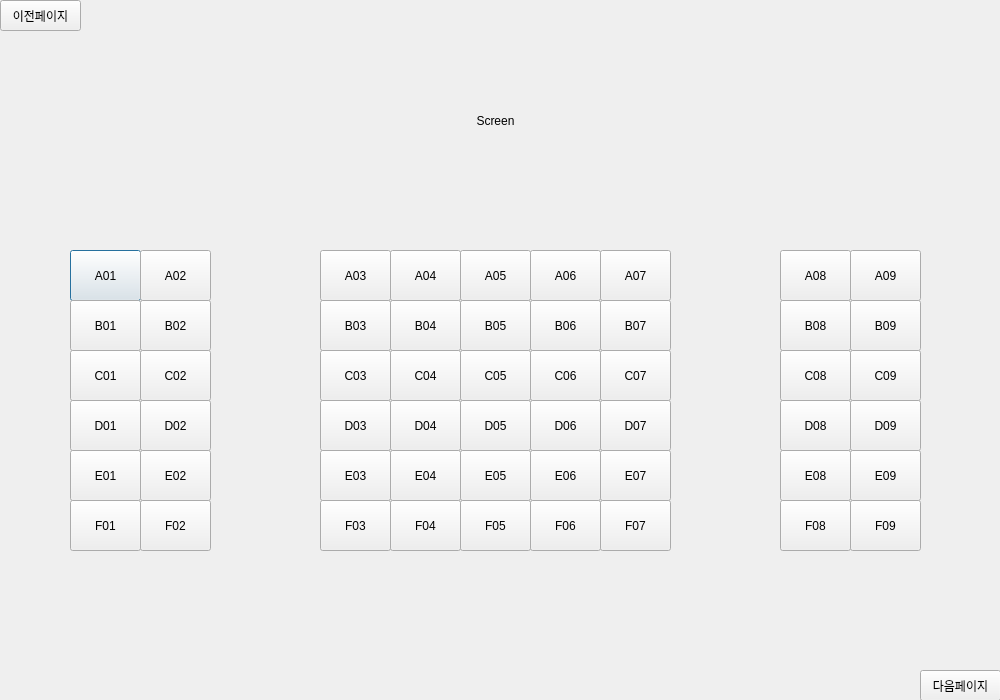
This is ui/bookpage3.ui in 2sseong/mini_project_2025-03 as Qt 5 draws it before an edit. The edited form follows.
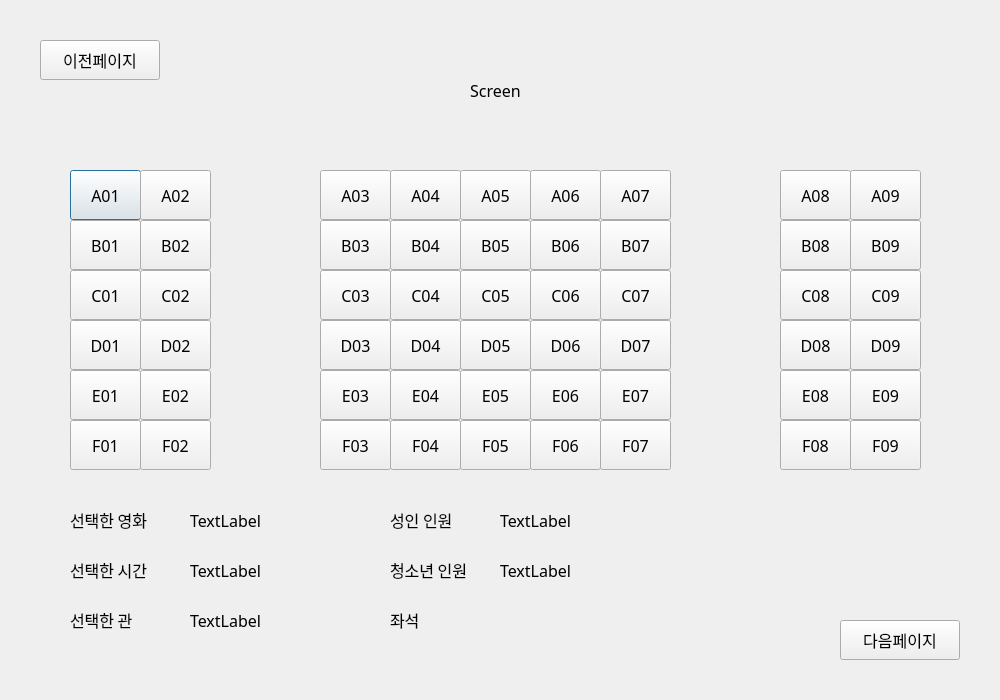
This is the edited form.

Commit message: 예약좌석_비활성화

Diff of the .ui file:
```diff
--- a/ui/bookpage3.ui
+++ b/ui/bookpage3.ui
@@ -10,6 +10,18 @@
     <height>700</height>
    </rect>
   </property>
+  <property name="minimumSize">
+   <size>
+    <width>1000</width>
+    <height>700</height>
+   </size>
+  </property>
+  <property name="maximumSize">
+   <size>
+    <width>1000</width>
+    <height>700</height>
+   </size>
+  </property>
   <property name="windowTitle">
    <string>Dialog</string>
   </property>
@@ -17,11 +29,17 @@
    <property name="geometry">
     <rect>
      <x>70</x>
-     <y>250</y>
+     <y>170</y>
      <width>71</width>
-     <height>51</height>
+     <height>50</height>
     </rect>
    </property>
+   <property name="font">
+    <font>
+     <family>NanumGothic</family>
+     <pointsize>12</pointsize>
+    </font>
+   </property>
    <property name="text">
     <string>A01</string>
    </property>
@@ -30,11 +48,17 @@
    <property name="geometry">
     <rect>
      <x>140</x>
-     <y>250</y>
+     <y>170</y>
      <width>71</width>
-     <height>51</height>
+     <height>50</height>
     </rect>
    </property>
+   <property name="font">
+    <font>
+     <family>NanumGothic</family>
+     <pointsize>12</pointsize>
+    </font>
+   </property>
    <property name="text">
     <string>A02</string>
    </property>
@@ -43,11 +67,17 @@
    <property name="geometry">
     <rect>
      <x>70</x>
-     <y>300</y>
+     <y>220</y>
      <width>71</width>
-     <height>51</height>
+     <height>50</height>
     </rect>
    </property>
+   <property name="font">
+    <font>
+     <family>NanumGothic</family>
+     <pointsize>12</pointsize>
+    </font>
+   </property>
    <property name="text">
     <string>B01</string>
    </property>
@@ -56,11 +86,17 @@
    <property name="geometry">
     <rect>
      <x>140</x>
-     <y>300</y>
+     <y>220</y>
      <width>71</width>
-     <height>51</height>
+     <height>50</height>
     </rect>
    </property>
+   <property name="font">
+    <font>
+     <family>NanumGothic</family>
+     <pointsize>12</pointsize>
+    </font>
+   </property>
    <property name="text">
     <string>B02</string>
    </property>
@@ -69,11 +105,17 @@
    <property name="geometry">
     <rect>
      <x>140</x>
-     <y>400</y>
+     <y>320</y>
      <width>71</width>
-     <height>51</height>
+     <height>50</height>
     </rect>
    </property>
+   <property name="font">
+    <font>
+     <family>NanumGothic</family>
+     <pointsize>12</pointsize>
+    </font>
+   </property>
    <property name="text">
     <string>D02</string>
    </property>
@@ -82,11 +124,17 @@
    <property name="geometry">
     <rect>
      <x>140</x>
-     <y>350</y>
+     <y>270</y>
      <width>71</width>
-     <height>51</height>
+     <height>50</height>
     </rect>
    </property>
+   <property name="font">
+    <font>
+     <family>NanumGothic</family>
+     <pointsize>12</pointsize>
+    </font>
+   </property>
    <property name="text">
     <string>C02</string>
    </property>
@@ -95,11 +143,17 @@
    <property name="geometry">
     <rect>
      <x>70</x>
-     <y>350</y>
+     <y>270</y>
      <width>71</width>
-     <height>51</height>
+     <height>50</height>
     </rect>
    </property>
+   <property name="font">
+    <font>
+     <family>NanumGothic</family>
+     <pointsize>12</pointsize>
+    </font>
+   </property>
    <property name="text">
     <string>C01</string>
    </property>
@@ -108,11 +162,17 @@
    <property name="geometry">
     <rect>
      <x>70</x>
-     <y>400</y>
+     <y>320</y>
      <width>71</width>
-     <height>51</height>
+     <height>50</height>
     </rect>
    </property>
+   <property name="font">
+    <font>
+     <family>NanumGothic</family>
+     <pointsize>12</pointsize>
+    </font>
+   </property>
    <property name="text">
     <string>D01</string>
    </property>
@@ -121,11 +181,17 @@
    <property name="geometry">
     <rect>
      <x>140</x>
-     <y>450</y>
+     <y>370</y>
      <width>71</width>
-     <height>51</height>
+     <height>50</height>
     </rect>
    </property>
+   <property name="font">
+    <font>
+     <family>NanumGothic</family>
+     <pointsize>12</pointsize>
+    </font>
+   </property>
    <property name="text">
     <string>E02</string>
    </property>
@@ -134,11 +200,17 @@
    <property name="geometry">
     <rect>
      <x>70</x>
-     <y>450</y>
+     <y>370</y>
      <width>71</width>
-     <height>51</height>
+     <height>50</height>
     </rect>
    </property>
+   <property name="font">
+    <font>
+     <family>NanumGothic</family>
+     <pointsize>12</pointsize>
+    </font>
+   </property>
    <property name="text">
     <string>E01</string>
    </property>
@@ -147,11 +219,17 @@
    <property name="geometry">
     <rect>
      <x>320</x>
-     <y>300</y>
+     <y>220</y>
      <width>71</width>
-     <height>51</height>
+     <height>50</height>
     </rect>
    </property>
+   <property name="font">
+    <font>
+     <family>NanumGothic</family>
+     <pointsize>12</pointsize>
+    </font>
+   </property>
    <property name="text">
     <string>B03</string>
    </property>
@@ -160,11 +238,17 @@
    <property name="geometry">
     <rect>
      <x>320</x>
-     <y>350</y>
+     <y>270</y>
      <width>71</width>
-     <height>51</height>
+     <height>50</height>
     </rect>
    </property>
+   <property name="font">
+    <font>
+     <family>NanumGothic</family>
+     <pointsize>12</pointsize>
+    </font>
+   </property>
    <property name="text">
     <string>C03</string>
    </property>
@@ -173,11 +257,17 @@
    <property name="geometry">
     <rect>
      <x>320</x>
-     <y>250</y>
+     <y>170</y>
      <width>71</width>
-     <height>51</height>
+     <height>50</height>
     </rect>
    </property>
+   <property name="font">
+    <font>
+     <family>NanumGothic</family>
+     <pointsize>12</pointsize>
+    </font>
+   </property>
    <property name="text">
     <string>A03</string>
    </property>
@@ -186,11 +276,17 @@
    <property name="geometry">
     <rect>
      <x>320</x>
-     <y>450</y>
+     <y>370</y>
      <width>71</width>
-     <height>51</height>
+     <height>50</height>
     </rect>
    </property>
+   <property name="font">
+    <font>
+     <family>NanumGothic</family>
+     <pointsize>12</pointsize>
+    </font>
+   </property>
    <property name="text">
     <string>E03</string>
    </property>
@@ -199,11 +295,17 @@
    <property name="geometry">
     <rect>
      <x>320</x>
-     <y>400</y>
+     <y>320</y>
      <width>71</width>
-     <height>51</height>
+     <height>50</height>
     </rect>
    </property>
+   <property name="font">
+    <font>
+     <family>NanumGothic</family>
+     <pointsize>12</pointsize>
+    </font>
+   </property>
    <property name="text">
     <string>D03</string>
    </property>
@@ -212,11 +314,17 @@
    <property name="geometry">
     <rect>
      <x>390</x>
-     <y>350</y>
+     <y>270</y>
      <width>71</width>
-     <height>51</height>
+     <height>50</height>
     </rect>
    </property>
+   <property name="font">
+    <font>
+     <family>NanumGothic</family>
+     <pointsize>12</pointsize>
+    </font>
+   </property>
    <property name="text">
     <string>C04</string>
    </property>
@@ -225,11 +333,17 @@
    <property name="geometry">
     <rect>
      <x>390</x>
-     <y>300</y>
+     <y>220</y>
      <width>71</width>
-     <height>51</height>
+     <height>50</height>
     </rect>
    </property>
+   <property name="font">
+    <font>
+     <family>NanumGothic</family>
+     <pointsize>12</pointsize>
+    </font>
+   </property>
    <property name="text">
     <string>B04</string>
    </property>
@@ -238,11 +352,17 @@
    <property name="geometry">
     <rect>
      <x>390</x>
-     <y>400</y>
+     <y>320</y>
      <width>71</width>
-     <height>51</height>
+     <height>50</height>
     </rect>
    </property>
+   <property name="font">
+    <font>
+     <family>NanumGothic</family>
+     <pointsize>12</pointsize>
+    </font>
+   </property>
    <property name="text">
     <string>D04</string>
    </property>
@@ -251,11 +371,17 @@
    <property name="geometry">
     <rect>
      <x>390</x>
-     <y>450</y>
+     <y>370</y>
      <width>71</width>
-     <height>51</height>
+     <height>50</height>
     </rect>
    </property>
+   <property name="font">
+    <font>
+     <family>NanumGothic</family>
+     <pointsize>12</pointsize>
+    </font>
+   </property>
    <property name="text">
     <string>E04</string>
    </property>
@@ -264,11 +390,17 @@
    <property name="geometry">
     <rect>
      <x>390</x>
-     <y>250</y>
+     <y>170</y>
      <width>71</width>
-     <height>51</height>
+     <height>50</height>
     </rect>
    </property>
+   <property name="font">
+    <font>
+     <family>NanumGothic</family>
+     <pointsize>12</pointsize>
+    </font>
+   </property>
    <property name="text">
     <string>A04</string>
    </property>
@@ -277,11 +409,17 @@
    <property name="geometry">
     <rect>
      <x>460</x>
-     <y>400</y>
+     <y>320</y>
      <width>71</width>
-     <height>51</height>
+     <height>50</height>
     </rect>
    </property>
+   <property name="font">
+    <font>
+     <family>NanumGothic</family>
+     <pointsize>12</pointsize>
+    </font>
+   </property>
    <property name="text">
     <string>D05</string>
    </property>
@@ -290,11 +428,17 @@
    <property name="geometry">
     <rect>
      <x>460</x>
-     <y>450</y>
+     <y>370</y>
      <width>71</width>
-     <height>51</height>
+     <height>50</height>
     </rect>
    </property>
+   <property name="font">
+    <font>
+     <family>NanumGothic</family>
+     <pointsize>12</pointsize>
+    </font>
+   </property>
    <property name="text">
     <string>E05</string>
    </property>
@@ -303,11 +447,17 @@
    <property name="geometry">
     <rect>
      <x>460</x>
-     <y>250</y>
+     <y>170</y>
      <width>71</width>
-     <height>51</height>
+     <height>50</height>
     </rect>
    </property>
+   <property name="font">
+    <font>
+     <family>NanumGothic</family>
+     <pointsize>12</pointsize>
+    </font>
+   </property>
    <property name="text">
     <string>A05</string>
    </property>
@@ -316,11 +466,17 @@
    <property name="geometry">
     <rect>
      <x>460</x>
-     <y>350</y>
+     <y>270</y>
      <width>71</width>
-     <height>51</height>
+     <height>50</height>
     </rect>
    </property>
+   <property name="font">
+    <font>
+     <family>NanumGothic</family>
+     <pointsize>12</pointsize>
+    </font>
+   </property>
    <property name="text">
     <string>C05</string>
    </property>
@@ -329,11 +485,17 @@
    <property name="geometry">
     <rect>
      <x>460</x>
-     <y>300</y>
+     <y>220</y>
      <width>71</width>
-     <height>51</height>
+     <height>50</height>
     </rect>
    </property>
+   <property name="font">
+    <font>
+     <family>NanumGothic</family>
+     <pointsize>12</pointsize>
+    </font>
+   </property>
    <property name="text">
     <string>B05</string>
    </property>
@@ -342,11 +504,17 @@
    <property name="geometry">
     <rect>
      <x>530</x>
-     <y>400</y>
+     <y>320</y>
      <width>71</width>
-     <height>51</height>
+     <height>50</height>
     </rect>
    </property>
+   <property name="font">
+    <font>
+     <family>NanumGothic</family>
+     <pointsize>12</pointsize>
+    </font>
+   </property>
    <property name="text">
     <string>D06</string>
    </property>
@@ -355,11 +523,17 @@
    <property name="geometry">
     <rect>
      <x>530</x>
-     <y>350</y>
+     <y>270</y>
      <width>71</width>
-     <height>51</height>
+     <height>50</height>
     </rect>
    </property>
+   <property name="font">
+    <font>
+     <family>NanumGothic</family>
+     <pointsize>12</pointsize>
+    </font>
+   </property>
    <property name="text">
     <string>C06</string>
    </property>
@@ -368,11 +542,17 @@
    <property name="geometry">
     <rect>
      <x>530</x>
-     <y>250</y>
+     <y>170</y>
      <width>71</width>
-     <height>51</height>
+     <height>50</height>
     </rect>
    </property>
+   <property name="font">
+    <font>
+     <family>NanumGothic</family>
+     <pointsize>12</pointsize>
+    </font>
+   </property>
    <property name="text">
     <string>A06</string>
    </property>
@@ -381,11 +561,17 @@
    <property name="geometry">
     <rect>
      <x>530</x>
-     <y>450</y>
+     <y>370</y>
      <width>71</width>
-     <height>51</height>
+     <height>50</height>
     </rect>
    </property>
+   <property name="font">
+    <font>
+     <family>NanumGothic</family>
+     <pointsize>12</pointsize>
+    </font>
+   </property>
    <property name="text">
     <string>E06</string>
    </property>
@@ -394,11 +580,17 @@
    <property name="geometry">
     <rect>
      <x>530</x>
-     <y>300</y>
+     <y>220</y>
      <width>71</width>
-     <height>51</height>
+     <height>50</height>
     </rect>
    </property>
+   <property name="font">
+    <font>
+     <family>NanumGothic</family>
+     <pointsize>12</pointsize>
+    </font>
+   </property>
    <property name="text">
     <string>B06</string>
    </property>
@@ -407,11 +599,17 @@
    <property name="geometry">
     <rect>
      <x>600</x>
-     <y>350</y>
+     <y>270</y>
      <width>71</width>
-     <height>51</height>
+     <height>50</height>
     </rect>
    </property>
+   <property name="font">
+    <font>
+     <family>NanumGothic</family>
+     <pointsize>12</pointsize>
+    </font>
+   </property>
    <property name="text">
     <string>C07</string>
    </property>
@@ -420,11 +618,17 @@
    <property name="geometry">
     <rect>
      <x>600</x>
-     <y>450</y>
+     <y>370</y>
      <width>71</width>
-     <height>51</height>
+     <height>50</height>
     </rect>
    </property>
+   <property name="font">
+    <font>
+     <family>NanumGothic</family>
+     <pointsize>12</pointsize>
+    </font>
+   </property>
    <property name="text">
     <string>E07</string>
    </property>
@@ -433,11 +637,17 @@
    <property name="geometry">
     <rect>
      <x>600</x>
-     <y>300</y>
+     <y>220</y>
      <width>71</width>
-     <height>51</height>
+     <height>50</height>
     </rect>
    </property>
+   <property name="font">
+    <font>
+     <family>NanumGothic</family>
+     <pointsize>12</pointsize>
+    </font>
+   </property>
    <property name="text">
     <string>B07</string>
    </property>
@@ -446,11 +656,17 @@
    <property name="geometry">
     <rect>
      <x>600</x>
-     <y>250</y>
+     <y>170</y>
      <width>71</width>
-     <height>51</height>
+     <height>50</height>
     </rect>
    </property>
+   <property name="font">
+    <font>
+     <family>NanumGothic</family>
+     <pointsize>12</pointsize>
+    </font>
+   </property>
    <property name="text">
     <string>A07</string>
    </property>
@@ -459,11 +675,17 @@
    <property name="geometry">
     <rect>
      <x>600</x>
-     <y>400</y>
+     <y>320</y>
      <width>71</width>
-     <height>51</height>
+     <height>50</height>
     </rect>
    </property>
+   <property name="font">
+    <font>
+     <family>NanumGothic</family>
+     <pointsize>12</pointsize>
+    </font>
+   </property>
    <property name="text">
     <string>D07</string>
    </property>
@@ -472,11 +694,17 @@
    <property name="geometry">
     <rect>
      <x>530</x>
-     <y>500</y>
+     <y>420</y>
      <width>71</width>
-     <height>51</height>
+     <height>50</height>
     </rect>
    </property>
+   <property name="font">
+    <font>
+     <family>NanumGothic</family>
+     <pointsize>12</pointsize>
+    </font>
+   </property>
    <property name="text">
     <string>F06</string>
    </property>
@@ -485,11 +713,17 @@
    <property name="geometry">
     <rect>
      <x>600</x>
-     <y>500</y>
+     <y>420</y>
      <width>71</width>
-     <height>51</height>
+     <height>50</height>
     </rect>
    </property>
+   <property name="font">
+    <font>
+     <family>NanumGothic</family>
+     <pointsize>12</pointsize>
+    </font>
+   </property>
    <property name="text">
     <string>F07</string>
    </property>
@@ -498,11 +732,17 @@
    <property name="geometry">
     <rect>
      <x>390</x>
-     <y>500</y>
+     <y>420</y>
      <width>71</width>
-     <height>51</height>
+     <height>50</height>
     </rect>
    </property>
+   <property name="font">
+    <font>
+     <family>NanumGothic</family>
+     <pointsize>12</pointsize>
+    </font>
+   </property>
    <property name="text">
     <string>F04</string>
    </property>
@@ -511,11 +751,17 @@
    <property name="geometry">
     <rect>
      <x>320</x>
-     <y>500</y>
+     <y>420</y>
      <width>71</width>
-     <height>51</height>
+     <height>50</height>
     </rect>
    </property>
+   <property name="font">
+    <font>
+     <family>NanumGothic</family>
+     <pointsize>12</pointsize>
+    </font>
+   </property>
    <property name="text">
     <string>F03</string>
    </property>
@@ -524,11 +770,17 @@
    <property name="geometry">
     <rect>
      <x>460</x>
-     <y>500</y>
+     <y>420</y>
      <width>71</width>
-     <height>51</height>
+     <height>50</height>
     </rect>
    </property>
+   <property name="font">
+    <font>
+     <family>NanumGothic</family>
+     <pointsize>12</pointsize>
+    </font>
+   </property>
    <property name="text">
     <string>F05</string>
    </property>
@@ -537,11 +789,17 @@
    <property name="geometry">
     <rect>
      <x>70</x>
-     <y>500</y>
+     <y>420</y>
      <width>71</width>
-     <height>51</height>
+     <height>50</height>
     </rect>
    </property>
+   <property name="font">
+    <font>
+     <family>NanumGothic</family>
+     <pointsize>12</pointsize>
+    </font>
+   </property>
    <property name="text">
     <string>F01</string>
    </property>
@@ -550,11 +808,17 @@
    <property name="geometry">
     <rect>
      <x>140</x>
-     <y>500</y>
+     <y>420</y>
      <width>71</width>
-     <height>51</height>
+     <height>50</height>
     </rect>
    </property>
+   <property name="font">
+    <font>
+     <family>NanumGothic</family>
+     <pointsize>12</pointsize>
+    </font>
+   </property>
    <property name="text">
     <string>F02</string>
    </property>
@@ -563,11 +827,17 @@
    <property name="geometry">
     <rect>
      <x>850</x>
-     <y>300</y>
+     <y>220</y>
      <width>71</width>
-     <height>51</height>
+     <height>50</height>
     </rect>
    </property>
+   <property name="font">
+    <font>
+     <family>NanumGothic</family>
+     <pointsize>12</pointsize>
+    </font>
+   </property>
    <property name="text">
     <string>B09</string>
    </property>
@@ -576,11 +846,17 @@
    <property name="geometry">
     <rect>
      <x>850</x>
-     <y>350</y>
+     <y>270</y>
      <width>71</width>
-     <height>51</height>
+     <height>50</height>
     </rect>
    </property>
+   <property name="font">
+    <font>
+     <family>NanumGothic</family>
+     <pointsize>12</pointsize>
+    </font>
+   </property>
    <property name="text">
     <string>C09</string>
    </property>
@@ -589,11 +865,17 @@
    <property name="geometry">
     <rect>
      <x>780</x>
-     <y>450</y>
+     <y>370</y>
      <width>71</width>
-     <height>51</height>
+     <height>50</height>
     </rect>
    </property>
+   <property name="font">
+    <font>
+     <family>NanumGothic</family>
+     <pointsize>12</pointsize>
+    </font>
+   </property>
    <property name="text">
     <string>E08</string>
    </property>
@@ -602,11 +884,17 @@
    <property name="geometry">
     <rect>
      <x>850</x>
-     <y>250</y>
+     <y>170</y>
      <width>71</width>
-     <height>51</height>
+     <height>50</height>
     </rect>
    </property>
+   <property name="font">
+    <font>
+     <family>NanumGothic</family>
+     <pointsize>12</pointsize>
+    </font>
+   </property>
    <property name="text">
     <string>A09</string>
    </property>
@@ -615,11 +903,17 @@
    <property name="geometry">
     <rect>
      <x>850</x>
-     <y>450</y>
+     <y>370</y>
      <width>71</width>
-     <height>51</height>
+     <height>50</height>
     </rect>
    </property>
+   <property name="font">
+    <font>
+     <family>NanumGothic</family>
+     <pointsize>12</pointsize>
+    </font>
+   </property>
    <property name="text">
     <string>E09</string>
    </property>
@@ -628,11 +922,17 @@
    <property name="geometry">
     <rect>
      <x>780</x>
-     <y>400</y>
+     <y>320</y>
      <width>71</width>
-     <height>51</height>
+     <height>50</height>
     </rect>
    </property>
+   <property name="font">
+    <font>
+     <family>NanumGothic</family>
+     <pointsize>12</pointsize>
+    </font>
+   </property>
    <property name="text">
     <string>D08</string>
    </property>
@@ -641,11 +941,17 @@
    <property name="geometry">
     <rect>
      <x>850</x>
-     <y>500</y>
+     <y>420</y>
      <width>71</width>
-     <height>51</height>
+     <height>50</height>
     </rect>
    </property>
+   <property name="font">
+    <font>
+     <family>NanumGothic</family>
+     <pointsize>12</pointsize>
+    </font>
+   </property>
    <property name="text">
     <string>F09</string>
    </property>
@@ -654,11 +960,17 @@
    <property name="geometry">
     <rect>
      <x>780</x>
-     <y>500</y>
+     <y>420</y>
      <width>71</width>
-     <height>51</height>
+     <height>50</height>
     </rect>
    </property>
+   <property name="font">
+    <font>
+     <family>NanumGothic</family>
+     <pointsize>12</pointsize>
+    </font>
+   </property>
    <property name="text">
     <string>F08</string>
    </property>
@@ -667,11 +979,17 @@
    <property name="geometry">
     <rect>
      <x>780</x>
-     <y>250</y>
+     <y>170</y>
      <width>71</width>
-     <height>51</height>
+     <height>50</height>
     </rect>
    </property>
+   <property name="font">
+    <font>
+     <family>NanumGothic</family>
+     <pointsize>12</pointsize>
+    </font>
+   </property>
    <property name="text">
     <string>A08</string>
    </property>
@@ -680,11 +998,17 @@
    <property name="geometry">
     <rect>
      <x>780</x>
-     <y>350</y>
+     <y>270</y>
      <width>71</width>
-     <height>51</height>
+     <height>50</height>
     </rect>
    </property>
+   <property name="font">
+    <font>
+     <family>NanumGothic</family>
+     <pointsize>12</pointsize>
+    </font>
+   </property>
    <property name="text">
     <string>C08</string>
    </property>
@@ -693,11 +1017,17 @@
    <property name="geometry">
     <rect>
      <x>850</x>
-     <y>400</y>
+     <y>320</y>
      <width>71</width>
-     <height>51</height>
+     <height>50</height>
     </rect>
    </property>
+   <property name="font">
+    <font>
+     <family>NanumGothic</family>
+     <pointsize>12</pointsize>
+    </font>
+   </property>
    <property name="text">
     <string>D09</string>
    </property>
@@ -706,11 +1036,17 @@
    <property name="geometry">
     <rect>
      <x>780</x>
-     <y>300</y>
+     <y>220</y>
      <width>71</width>
-     <height>51</height>
+     <height>50</height>
     </rect>
    </property>
+   <property name="font">
+    <font>
+     <family>NanumGothic</family>
+     <pointsize>12</pointsize>
+    </font>
+   </property>
    <property name="text">
     <string>B08</string>
    </property>
@@ -718,12 +1054,18 @@
   <widget class="QPushButton" name="btn_goback">
    <property name="geometry">
     <rect>
-     <x>0</x>
-     <y>0</y>
-     <width>81</width>
-     <height>31</height>
+     <x>40</x>
+     <y>40</y>
+     <width>120</width>
+     <height>40</height>
     </rect>
    </property>
+   <property name="font">
+    <font>
+     <family>NanumGothic</family>
+     <pointsize>12</pointsize>
+    </font>
+   </property>
    <property name="text">
     <string>이전페이지</string>
    </property>
@@ -731,12 +1073,18 @@
   <widget class="QPushButton" name="btn_next">
    <property name="geometry">
     <rect>
-     <x>920</x>
-     <y>670</y>
-     <width>81</width>
-     <height>31</height>
+     <x>840</x>
+     <y>620</y>
+     <width>120</width>
+     <height>40</height>
     </rect>
    </property>
+   <property name="font">
+    <font>
+     <family>NanumGothic</family>
+     <pointsize>12</pointsize>
+    </font>
+   </property>
    <property name="text">
     <string>다음페이지</string>
    </property>
@@ -745,11 +1093,17 @@
    <property name="geometry">
     <rect>
      <x>170</x>
-     <y>60</y>
+     <y>30</y>
      <width>651</width>
      <height>121</height>
     </rect>
    </property>
+   <property name="font">
+    <font>
+     <family>NanumGothic</family>
+     <pointsize>12</pointsize>
+    </font>
+   </property>
    <property name="text">
     <string>Screen</string>
    </property>
@@ -757,6 +1111,234 @@
     <set>Qt::AlignCenter</set>
    </property>
   </widget>
+  <widget class="QLabel" name="lbl_selecttime">
+   <property name="geometry">
+    <rect>
+     <x>190</x>
+     <y>560</y>
+     <width>200</width>
+     <height>20</height>
+    </rect>
+   </property>
+   <property name="font">
+    <font>
+     <family>NanumGothic</family>
+     <pointsize>12</pointsize>
+    </font>
+   </property>
+   <property name="text">
+    <string>TextLabel</string>
+   </property>
+  </widget>
+  <widget class="QLabel" name="lbl_teennum">
+   <property name="geometry">
+    <rect>
+     <x>500</x>
+     <y>560</y>
+     <width>200</width>
+     <height>20</height>
+    </rect>
+   </property>
+   <property name="font">
+    <font>
+     <family>NanumGothic</family>
+     <pointsize>12</pointsize>
+    </font>
+   </property>
+   <property name="text">
+    <string>TextLabel</string>
+   </property>
+  </widget>
+  <widget class="QLabel" name="label_5">
+   <property name="geometry">
+    <rect>
+     <x>70</x>
+     <y>510</y>
+     <width>91</width>
+     <height>20</height>
+    </rect>
+   </property>
+   <property name="font">
+    <font>
+     <family>NanumGothic</family>
+     <pointsize>12</pointsize>
+    </font>
+   </property>
+   <property name="text">
+    <string>선택한 영화</string>
+   </property>
+  </widget>
+  <widget class="QLabel" name="lbl_selectmovie">
+   <property name="geometry">
+    <rect>
+     <x>190</x>
+     <y>510</y>
+     <width>200</width>
+     <height>20</height>
+    </rect>
+   </property>
+   <property name="font">
+    <font>
+     <family>NanumGothic</family>
+     <pointsize>12</pointsize>
+    </font>
+   </property>
+   <property name="text">
+    <string>TextLabel</string>
+   </property>
+  </widget>
+  <widget class="QLabel" name="label_8">
+   <property name="geometry">
+    <rect>
+     <x>390</x>
+     <y>560</y>
+     <width>91</width>
+     <height>20</height>
+    </rect>
+   </property>
+   <property name="font">
+    <font>
+     <family>NanumGothic</family>
+     <pointsize>12</pointsize>
+    </font>
+   </property>
+   <property name="text">
+    <string>청소년 인원</string>
+   </property>
+  </widget>
+  <widget class="QLabel" name="label_7">
+   <property name="geometry">
+    <rect>
+     <x>390</x>
+     <y>510</y>
+     <width>91</width>
+     <height>20</height>
+    </rect>
+   </property>
+   <property name="font">
+    <font>
+     <family>NanumGothic</family>
+     <pointsize>12</pointsize>
+    </font>
+   </property>
+   <property name="text">
+    <string>성인 인원</string>
+   </property>
+  </widget>
+  <widget class="QLabel" name="lbl_selecttheater">
+   <property name="geometry">
+    <rect>
+     <x>190</x>
+     <y>610</y>
+     <width>200</width>
+     <height>20</height>
+    </rect>
+   </property>
+   <property name="font">
+    <font>
+     <family>NanumGothic</family>
+     <pointsize>12</pointsize>
+    </font>
+   </property>
+   <property name="text">
+    <string>TextLabel</string>
+   </property>
+  </widget>
+  <widget class="QLabel" name="lbl_adtnum">
+   <property name="geometry">
+    <rect>
+     <x>500</x>
+     <y>510</y>
+     <width>200</width>
+     <height>20</height>
+    </rect>
+   </property>
+   <property name="font">
+    <font>
+     <family>NanumGothic</family>
+     <pointsize>12</pointsize>
+    </font>
+   </property>
+   <property name="text">
+    <string>TextLabel</string>
+   </property>
+  </widget>
+  <widget class="QLabel" name="label_4">
+   <property name="geometry">
+    <rect>
+     <x>70</x>
+     <y>610</y>
+     <width>91</width>
+     <height>20</height>
+    </rect>
+   </property>
+   <property name="font">
+    <font>
+     <family>NanumGothic</family>
+     <pointsize>12</pointsize>
+    </font>
+   </property>
+   <property name="text">
+    <string>선택한 관</string>
+   </property>
+  </widget>
+  <widget class="QLabel" name="label_6">
+   <property name="geometry">
+    <rect>
+     <x>70</x>
+     <y>560</y>
+     <width>91</width>
+     <height>20</height>
+    </rect>
+   </property>
+   <property name="font">
+    <font>
+     <family>NanumGothic</family>
+     <pointsize>12</pointsize>
+    </font>
+   </property>
+   <property name="text">
+    <string>선택한 시간</string>
+   </property>
+  </widget>
+  <widget class="QLabel" name="label_9">
+   <property name="geometry">
+    <rect>
+     <x>390</x>
+     <y>610</y>
+     <width>91</width>
+     <height>20</height>
+    </rect>
+   </property>
+   <property name="font">
+    <font>
+     <family>NanumGothic</family>
+     <pointsize>12</pointsize>
+    </font>
+   </property>
+   <property name="text">
+    <string>좌석</string>
+   </property>
+  </widget>
+  <widget class="QLabel" name="lbl_seat">
+   <property name="geometry">
+    <rect>
+     <x>500</x>
+     <y>610</y>
+     <width>200</width>
+     <height>20</height>
+    </rect>
+   </property>
+   <property name="font">
+    <font>
+     <family>NanumGothic</family>
+     <pointsize>12</pointsize>
+    </font>
+   </property>
+   <property name="text">
+    <string/>
+   </property>
+  </widget>
  </widget>
  <resources/>
  <connections/>
```
Left out of the diff: 108 changed lines with no effect on the pictures. The commit also changes 6 other files.
